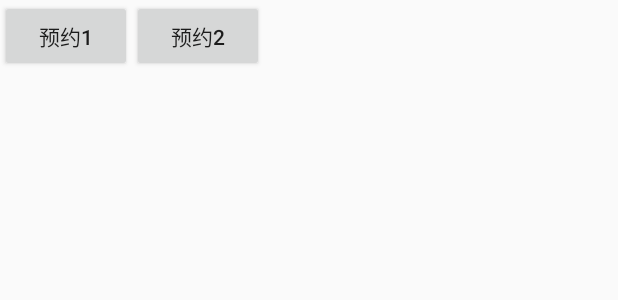
After one commit to lanzhenfa/Demo, an Android app: the layout fragment_calendar.xml on its own in the app's theme, with its tools: preview values and no code run, on a phone screen of 412 x 824 dp. The commit adds this screen. Shown: the top 300 px of the screen. Run offline under Robolectric (Android 15) with nearby library versions, the phone set to English and light mode, and no system bars.

Commit message:
添加alarm定时功能

```diff
--- a/app/src/main/AndroidManifest.xml
+++ b/app/src/main/AndroidManifest.xml
@@ -1,6 +1,9 @@
 <?xml version="1.0" encoding="utf-8"?>
 <manifest xmlns:android="http://schemas.android.com/apk/res/android"
     package="com.me.demo">
+
+    <uses-permission android:name="android.permission.READ_CALENDAR" />
+    <uses-permission android:name="android.permission.WRITE_CALENDAR" />
 
     <application
         android:name=".base.BaseApplication"
@@ -18,6 +21,7 @@
                 <category android:name="android.intent.category.LAUNCHER" />
             </intent-filter>
         </activity>
+        <service android:name=".calendar.AlarmService" />
     </application>
 
 </manifest>
--- a/app/src/main/java/com/me/demo/main/MainActivity.java
+++ b/app/src/main/java/com/me/demo/main/MainActivity.java
@@ -10,6 +10,8 @@ import androidx.recyclerview.widget.RecyclerView;
 import com.me.demo.R;
 import com.me.demo.base.BaseActivity;
 import com.me.demo.base.BaseFragment;
+import com.me.demo.calendar.CalendarFragment;
+import com.me.demo.util.Config;
 
 import java.util.LinkedList;
 
@@ -69,6 +71,9 @@ public class MainActivity extends BaseActivity<IMainContract.IMainView, MainPres
     public void onMainItemClick(int position) {
         Log.d(TAG, "onMainItemClick position:" + position);
         switch (position) {
+            case Config.FRAGMENT_TAG_CALENDAR:
+                replaceFragment(new CalendarFragment());
+                break;
             default:
                 break;
         }
--- /dev/null
+++ b/app/src/main/res/layout/fragment_calendar.xml
@@ -0,0 +1,23 @@
+<?xml version="1.0" encoding="utf-8"?>
+<androidx.constraintlayout.widget.ConstraintLayout xmlns:android="http://schemas.android.com/apk/res/android"
+    xmlns:app="http://schemas.android.com/apk/res-auto"
+    android:layout_width="match_parent"
+    android:layout_height="match_parent">
+
+    <Button
+        android:id="@+id/calendar_order_btn1"
+        android:layout_width="wrap_content"
+        android:layout_height="wrap_content"
+        android:text="预约1"
+        app:layout_constraintStart_toStartOf="parent"
+        app:layout_constraintTop_toTopOf="parent" />
+
+    <Button
+        android:id="@+id/calendar_order_btn2"
+        android:layout_width="wrap_content"
+        android:layout_height="wrap_content"
+        android:text="预约2"
+        app:layout_constraintStart_toEndOf="@id/calendar_order_btn1"
+        app:layout_constraintTop_toTopOf="parent" />
+
+</androidx.constraintlayout.widget.ConstraintLayout>
--- a/app/src/main/res/values/arrays.xml
+++ b/app/src/main/res/values/arrays.xml
@@ -1,5 +1,6 @@
 <?xml version="1.0" encoding="utf-8"?>
 <resources>
     <string-array name="main_item">
+        <item>日历提醒</item>
     </string-array>
 </resources>
```
Also changed, not shown: app/src/main/java/com/me/demo/calendar/AlarmService.java (added, +38 -0 lines), app/src/main/java/com/me/demo/calendar/CalendarFragment.java (added, +66 -0 lines), app/src/main/java/com/me/demo/calendar/CalendarPresenterImpl.java (added, +31 -0 lines), app/src/main/java/com/me/demo/calendar/ICalendarContract.java (added, +10 -0 lines), app/src/main/java/com/me/demo/util/AlarmManagerUtils.java (added, +83 -0 lines).
